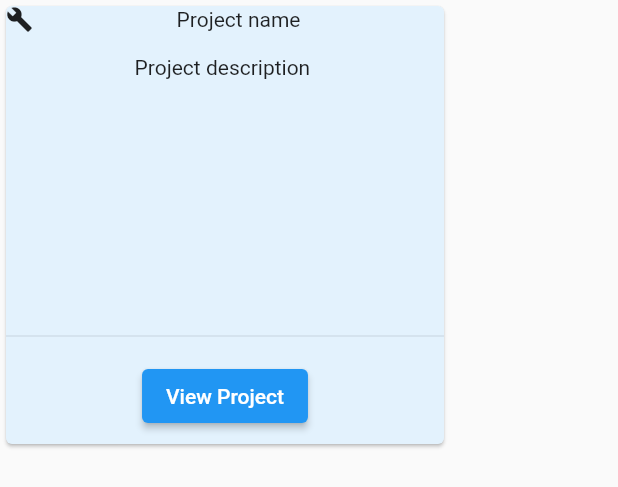
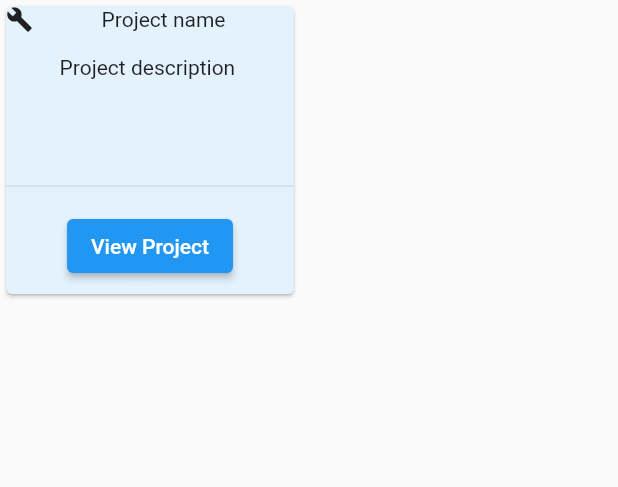
Before and after one commit to VishnuPuklath/vishnu_portfolio, a Flutter app: the ProjectCard widget shown alone on an empty page, opened directly, on a phone screen of 412 x 824 dp. Shown: the top 487 px of the screen. Run offline on Flutter 3.47's test engine with Material 2 defaults, Android fonts, the phone set to English and light mode, and no system bars; our stand-ins replace responsive_framework; network calls fail.

Commit message:
projects section added responsive

```diff
--- a/lib/widgets/project_card.dart
+++ b/lib/widgets/project_card.dart
@@ -9,11 +9,12 @@ class ProjectCard extends StatelessWidget {
   @override
   Widget build(BuildContext context) {
     return Container(
-      height: 300,
-      width: 300,
+      height: 200,
+      width: 200,
       child: Card(
           color: Colors.blue[50],
           child: Column(
+            crossAxisAlignment: CrossAxisAlignment.stretch,
             children: [
               Row(
                 mainAxisAlignment: MainAxisAlignment.spaceBetween,
```
Also changed, not shown: lib/screens/home_screen.dart (+7 -3 lines).
